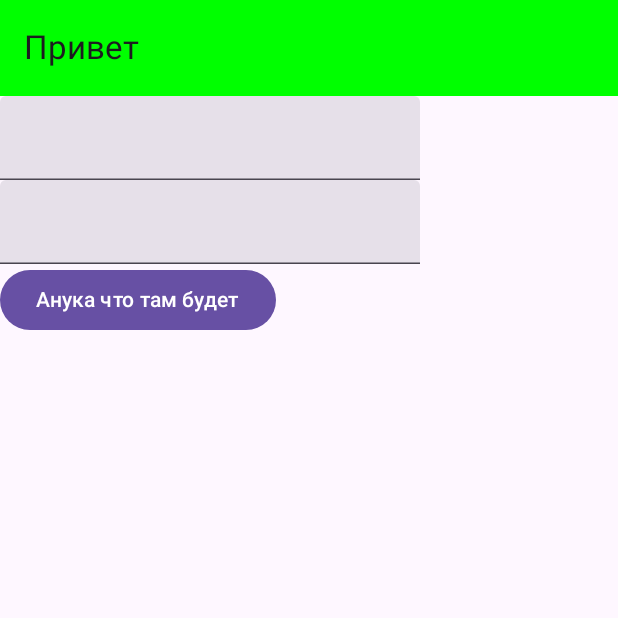
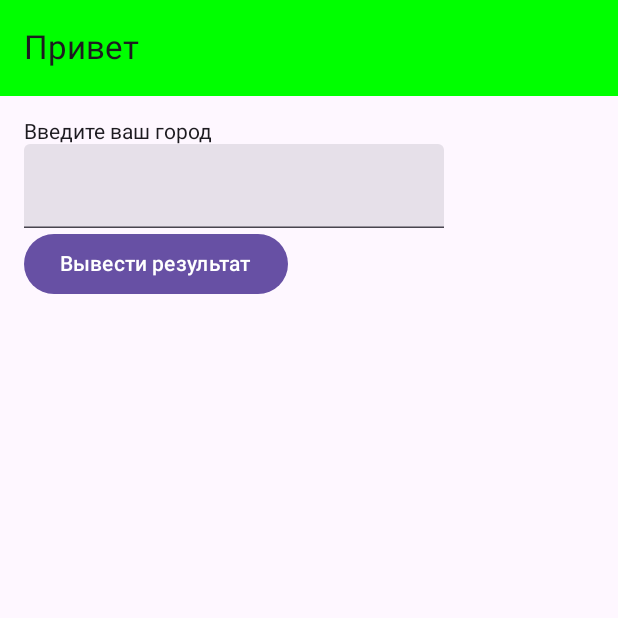
Before and after one commit to dmitrysukhov96/Inventory, an Android app built with Jetpack Compose: the screen it shows after launch (MainActivity), on a phone screen of 412 x 824 dp, the top half of it. Run offline under Robolectric (Android 15) with nearby library versions, the phone set to English and light mode, and no system bars.

Commit message:
ДЗ про город

```diff
--- a/app/src/main/java/com/dmitrysukhov/inventory/MainActivity.kt
+++ b/app/src/main/java/com/dmitrysukhov/inventory/MainActivity.kt
@@ -64,7 +64,7 @@ fun InventoryApp() {
         val navController = rememberNavController()
         NavHost(
             navController = navController,
-            startDestination = ADD_ITEM_SCREEN, //todo поменять на инвентори
+            startDestination = INVENTORY_SCREEN,
             modifier = Modifier.padding(padding)
         ) {
             composable(INVENTORY_SCREEN) { InventoryScreen(navController) }
@@ -77,7 +77,20 @@ fun InventoryApp() {
 
 @Composable
 fun InventoryScreen(navController: NavHostController) {
-
+    var city by rememberSaveable { mutableStateOf("") }
+    var result by rememberSaveable { mutableStateOf("") }
+    Column(
+        modifier = Modifier
+            .fillMaxSize()
+            .padding(16.dp)
+    ) {
+        Text(text = "Введите ваш город")
+        TextField(value = city, onValueChange = { city = it })
+        Button(onClick = { result = "Ваш город - $city" }) {
+            Text(text = "Вывести результат")
+        }
+        Text(text = result)
+    }
 }
 
 @Composable
```
